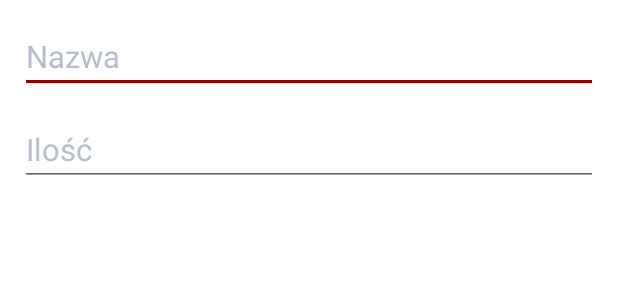
After one commit to Rafi6677/My-Recipes, an Android app: the layout dialog_add_ingredient.xml on its own in the app's theme, with its tools: preview values and no code run, on a phone screen of 412 x 824 dp. The commit adds this screen. Shown: the top 300 px of the screen. Run offline under Robolectric (Android 15) with nearby library versions, the phone set to English and light mode, and no system bars; Roboto replaces fonts that are not available here.

Commit message:
Adding ingredients functionality

```diff
--- a/app/build.gradle
+++ b/app/build.gradle
@@ -40,7 +40,6 @@ android {
 }
 
 dependencies {
-    implementation 'androidx.cardview:cardview:1.0.0'
     def room_version = "2.2.6"
     def lifecycle_version = "2.3.0"
     def coroutines_version = "1.4.2"
@@ -56,6 +55,7 @@ dependencies {
     testImplementation 'junit:junit:4.+'
     androidTestImplementation 'androidx.test.ext:junit:1.1.2'
     androidTestImplementation 'androidx.test.espresso:espresso-core:3.3.0'
+    implementation 'androidx.cardview:cardview:1.0.0'
 
     //Room
     implementation "androidx.room:room-runtime:$room_version"
--- a/app/src/main/java/com/example/myrecipes/utils/DataConverter.kt
+++ b/app/src/main/java/com/example/myrecipes/utils/DataConverter.kt
@@ -18,7 +18,7 @@ class DataConverter {
     fun convertJSONToProductsList(ingredientsJSON: String): List<Ingredient> {
         val type = object : TypeToken<List<Ingredient>>() {}.type
 
-        return Gson().fromJson<List<Ingredient>>(ingredientsJSON, type)
+        return Gson().fromJson(ingredientsJSON, type)
     }
 
 }
--- /dev/null
+++ b/app/src/main/res/layout/dialog_add_ingredient.xml
@@ -0,0 +1,30 @@
+<?xml version="1.0" encoding="utf-8"?>
+<LinearLayout
+    xmlns:android="http://schemas.android.com/apk/res/android"
+    android:layout_width="match_parent"
+    android:layout_height="wrap_content"
+    android:orientation="vertical"
+    android:padding="@dimen/_10sdp">
+
+    <EditText
+        android:id="@+id/ingredient_name_editText"
+        android:layout_width="match_parent"
+        android:layout_height="wrap_content"
+        android:textColor="@color/red_dark"
+        android:textSize="@dimen/_16ssp"
+        android:textStyle="normal"
+        android:hint="@string/name"
+        android:textColorHint="@color/grey_dark"/>
+
+    <EditText
+        android:id="@+id/ingredient_quantity_editText"
+        android:layout_width="match_parent"
+        android:layout_height="wrap_content"
+        android:layout_marginTop="@dimen/_10sdp"
+        android:textColor="@color/red_dark"
+        android:textSize="@dimen/_16ssp"
+        android:textStyle="normal"
+        android:hint="@string/quantity"
+        android:textColorHint="@color/grey_dark"/>
+
+</LinearLayout>
--- a/app/src/main/res/layout/fragment_ingredients.xml
+++ b/app/src/main/res/layout/fragment_ingredients.xml
@@ -37,7 +37,7 @@
         app:layout_constraintTop_toTopOf="parent" />
 
     <androidx.recyclerview.widget.RecyclerView
-        android:id="@+id/recyclerView"
+        android:id="@+id/ingredients_recyclerView"
         android:layout_width="0dp"
         android:layout_height="0dp"
         app:layout_constraintBottom_toBottomOf="parent"
--- a/app/src/main/res/values/strings.xml
+++ b/app/src/main/res/values/strings.xml
@@ -11,13 +11,18 @@
     <string name="Drink">Drinki</string>
     <string name="add_recipe">Dodaj przepis</string>
     <string name="name">Nazwa</string>
+    <string name="quantity">Ilość</string>
     <string name="category">Kategoria</string>
     <string name="category_brackets">(kategoria)</string>
     <string name="next">Dalej</string>
+    <string name="add">Dodaj</string>
+    <string name="save">Zapisz</string>
     <string name="cancel">Anuluj</string>
     <string name="fill_data">Uzupełnij dane</string>
     <string name="ingredients">Składniki</string>
     <string name="preparation_description">Przygotowanie</string>
     <string name="add_first_ingredient">Dodaj pierwszy składnik.</string>
+    <string name="add_ingredient">Dodaj składnik</string>
+    <string name="edit_ingredient">Edytuj składnik</string>
     <string name="add_preparation_description">Opisz sposób wykonania...</string>
 </resources>
```
Also changed, not shown: app/src/main/AndroidManifest.xml (+6 -2 lines), app/src/main/java/com/example/myrecipes/di/FactoryModule.kt (added, +28 -0 lines), app/src/main/java/com/example/myrecipes/presentation/editrecipe/EditRecipeActivity.kt (+16 -0 lines), app/src/main/java/com/example/myrecipes/presentation/editrecipe/EditRecipeViewModel.kt (added, +14 -0 lines), app/src/main/java/com/example/myrecipes/presentation/editrecipe/EditRecipeViewModelFactory.kt (added, +26 -0 lines), app/src/main/java/com/example/myrecipes/presentation/editrecipe/IngredientsAdapter.kt (added, +86 -0 lines), app/src/main/java/com/example/myrecipes/presentation/editrecipe/IngredientsFragment.kt (+133 -0 lines), app/src/main/java/com/example/myrecipes/presentation/editrecipe/RecipeOperationType.kt (added, +14 -0 lines), app/src/main/java/com/example/myrecipes/presentation/home/HomeFragment.kt (+12 -8 lines), app/src/main/res/layout/item_ingredient.xml (renamed from app/src/main/res/layout/item_recipe_ingredient.xml, +11 -8 lines).
